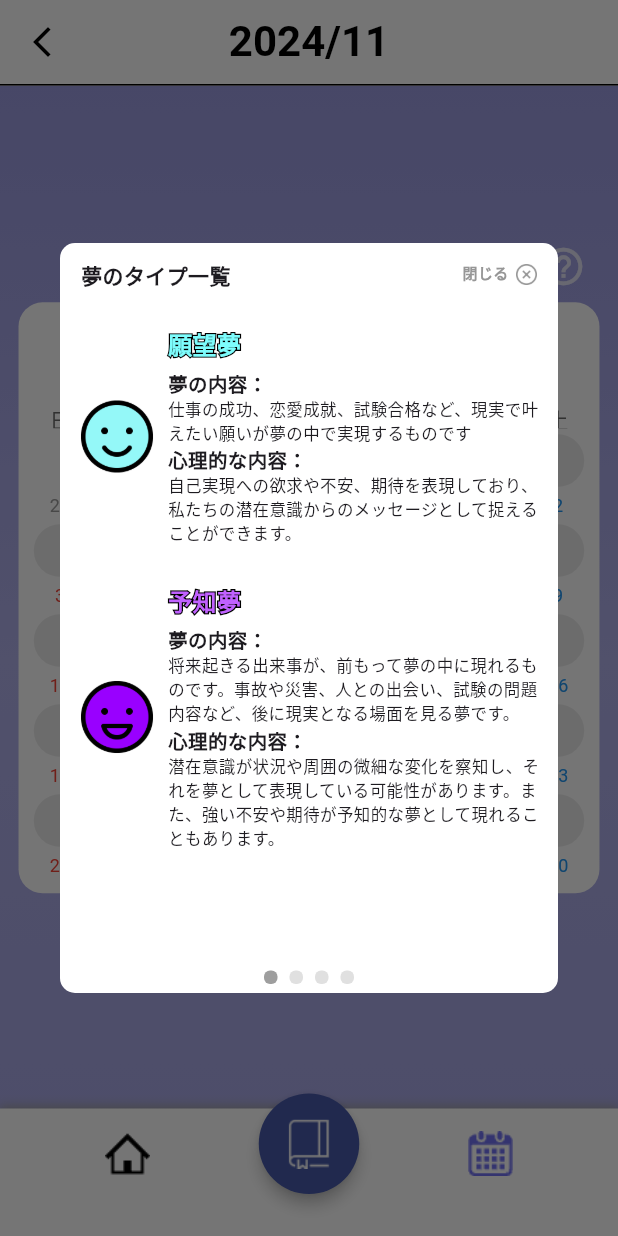
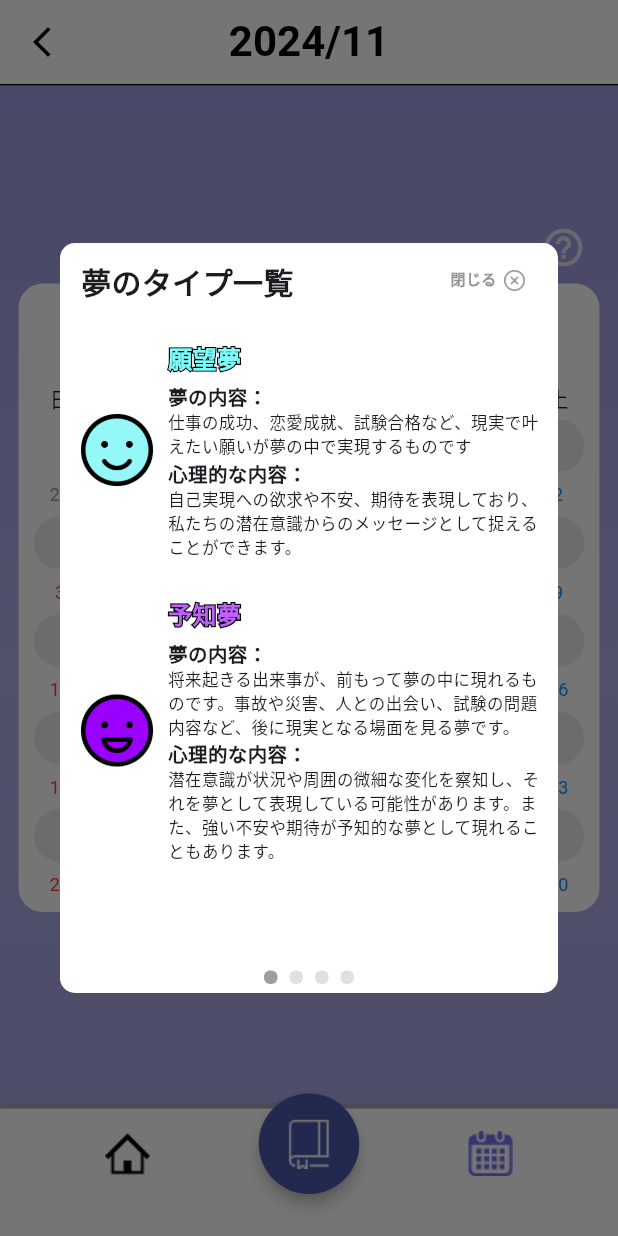
Before and after one commit to DreamTech-11/-MUS-, a Flutter app: the screen it shows once a user with an empty profile is signed in, item 3 of the bottom bar chosen, after a tap on the "help outline" icon, on a phone screen of 412 x 824 dp. Run offline on Flutter 3.47's test engine with Material 3 defaults, Android fonts, the light colour scheme and no system bars; drawn by our look-alikes of table_calendar; our stand-ins replace firebase_auth, firebase_core, firebase_storage, flutter_dotenv, flutter_local_notifications, get and 3 more; accounts and stored records are empty; network calls fail.

Commit message:
version-release

```diff
--- a/lib/commonComponents/showHintDialogWidget.dart
+++ b/lib/commonComponents/showHintDialogWidget.dart
@@ -167,24 +167,30 @@ class _HintDialogWidgetState extends State<HintDialogWidget> {
 
   Widget _dialogTitleAndCloseButton(BuildContext context) {
     return Padding(
-      padding: const EdgeInsets.only(top: 11,left: 14,right: 14),
+      padding: const EdgeInsets.only(top: 11, left: 14, right: 14),
       child: Row(
         mainAxisAlignment: MainAxisAlignment.spaceBetween,
-        crossAxisAlignment: CrossAxisAlignment.center,
+        crossAxisAlignment: CrossAxisAlignment.start,
         children: [
           const Text(
             TextConstraints.dreamIntroductionDialogTitle,
             style: TextStyle(
-                fontSize: 14,
+                fontSize: 20,
                 fontFamily: FontFamily.NotoSansJP,
-                fontWeight: FontWeight.w600
+                fontWeight: FontWeight.w900
             ),
           ),
-          SizedBox(
+          Material(
+            color: Colors.transparent,
             child: InkWell(
+              customBorder: RoundedRectangleBorder(
+                borderRadius: BorderRadius.circular(14),
+              ),
               onTap: () {
                 Navigator.of(context).pop();
               },
+              child: Padding(
+                padding: const EdgeInsets.symmetric(horizontal: 8, vertical: 6),
                 child: Row(
                   children: [
                     const Padding(
@@ -207,6 +213,7 @@ class _HintDialogWidgetState extends State<HintDialogWidget> {
                       color: ColorConstraints.closeButtonColor,
                     ),
                   ],
+                ),
               ),
             ),
           ),
--- a/lib/components/CalenderScreen/calenderScreen.dart
+++ b/lib/components/CalenderScreen/calenderScreen.dart
@@ -7,9 +7,6 @@ import 'package:get/get.dart';
 import 'package:intl/intl.dart';
 import 'package:table_calendar/table_calendar.dart';
 import '../../commonComponents/ColorConstraints.dart';
-import '../../commonComponents/FontFamily.dart';
-import '../../commonComponents/ImageFile.dart';
-import '../../commonComponents/TextConstraints.dart';
 import 'calenderViewModel.dart';
 
 
@@ -176,6 +173,11 @@ class CalenderWidgetState extends State<CalenderWidget> {
       locale: "ja_JP",
       headerVisible: false,
       daysOfWeekVisible: true,
+      daysOfWeekStyle: const DaysOfWeekStyle(
+        // 曜日テキストの下部に余白を追加
+        weekdayStyle: TextStyle(height: 1),
+        weekendStyle: TextStyle(height: 1),
+      ),
       onDaySelected: (selectedDay, focusedDay) {
         setState(() {
           _focusedDay = focusedDay;
@@ -207,7 +209,7 @@ class CalenderWidgetState extends State<CalenderWidget> {
           );
         },
       ),
-      rowHeight: 60,
+      rowHeight: 65,
     );
   }
 
--- a/lib/components/SettingScreen/SettingScreen.dart
+++ b/lib/components/SettingScreen/SettingScreen.dart
@@ -1,6 +1,5 @@
 import 'package:dream_tech_flutter/commonComponents/TextConstraints.dart';
 import 'package:dream_tech_flutter/components/SettingScreen/SettingViewModel.dart';
-import 'package:firebase_auth/firebase_auth.dart';
 import 'package:flutter/cupertino.dart';
 import 'package:flutter/material.dart';
 import '../../commonComponents/FontFamily.dart';
--- a/lib/main.dart
+++ b/lib/main.dart
@@ -29,7 +29,7 @@ class MyApp extends StatelessWidget {
   Widget build(BuildContext context) {
 
     return GetMaterialApp(
-      title: TextConstraints.title,
+      title: TextConstraints.appTitle,
       debugShowCheckedModeBanner: false,
         theme: ThemeData(
           colorScheme: ColorScheme.fromSeed(seedColor: Colors.deepPurple),
```
Also changed, not shown: pubspec.yaml (+5 -5 lines), 8 other files. Lines whose indentation alone changed are shown as unchanged.
